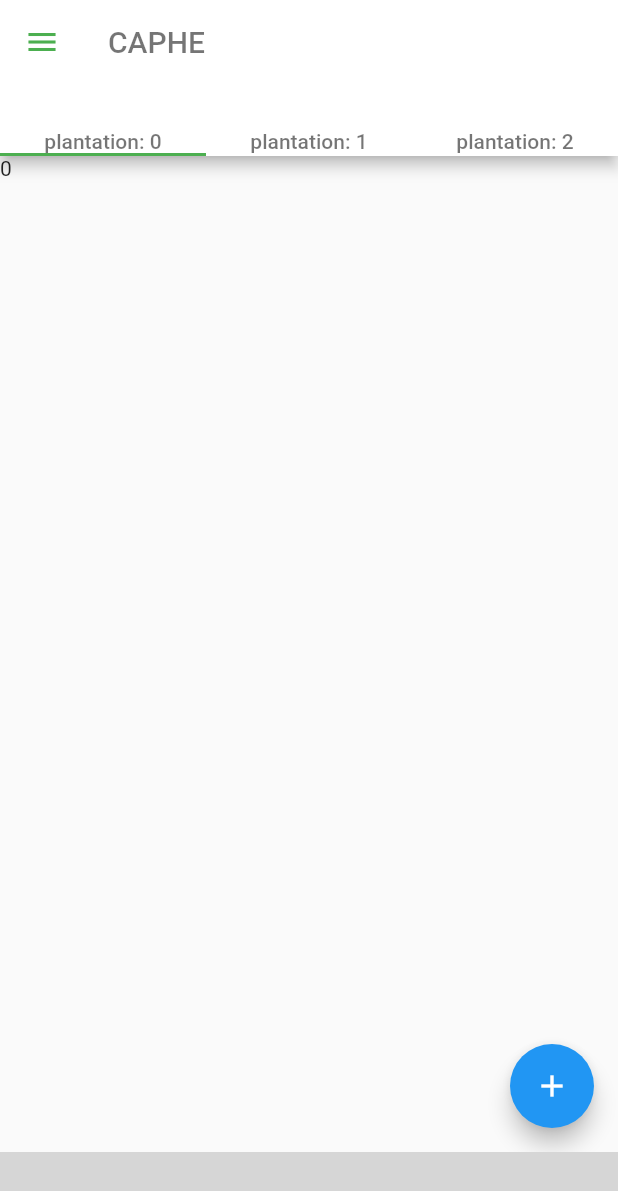
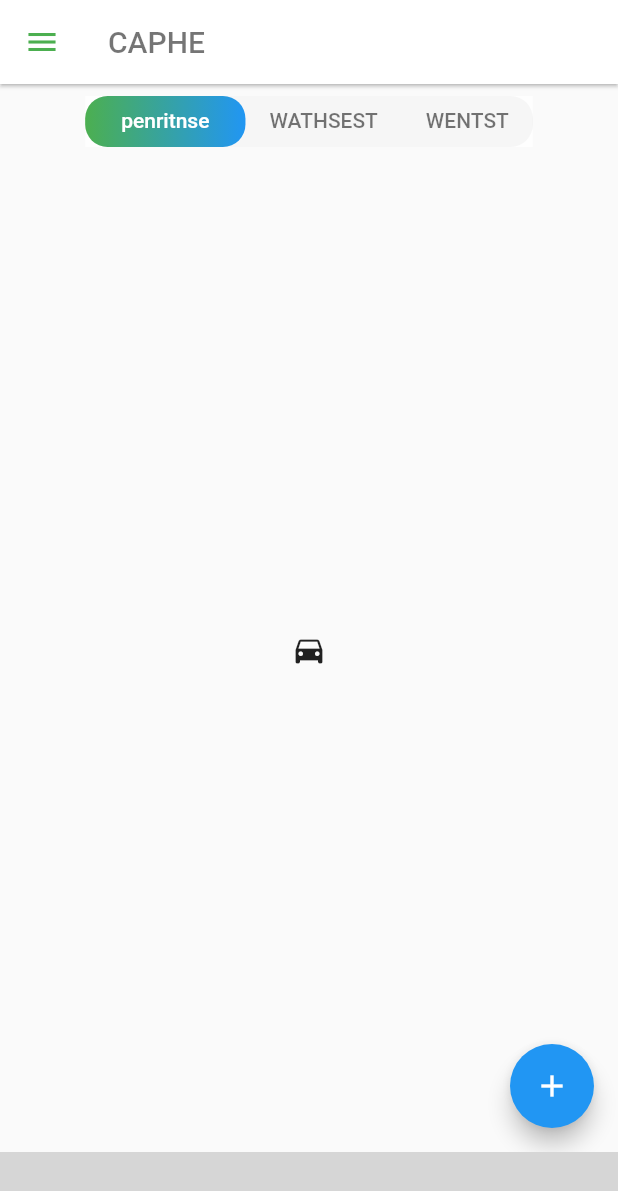
Before and after one commit to aldrinjao/caphe_0, a Flutter app: the screen it shows after launch, on a phone screen of 412 x 824 dp. Shown: the top 1191 px of the screen. Run offline on Flutter 3.47's test engine with Material 2 defaults, Android fonts, the phone set to English and light mode, and no system bars; our stand-ins replace charts_flutter; missing offline and left inert: circular_bottom_navigation; grey boxes are pictures that could not be loaded.

Commit message:
Modified indicator

```diff
--- a/lib/screens/home.dart
+++ b/lib/screens/home.dart
@@ -12,7 +12,8 @@ class HomeScreen extends StatefulWidget {
 class _HomeScreenState extends State<HomeScreen> {
   //this is for the bottom navigation
   int selectedPos = 0;
-
+  List<Color> _tabColors = [Colors.green[400], Colors.blue[400], Colors. purple[400], Colors.red[400]];
+  Color _tabColor;
   double bottomNavBarHeight = 60;
 
   List<TabItem> tabItems = List.of([
@@ -28,13 +29,14 @@ class _HomeScreenState extends State<HomeScreen> {
   void initState() {
     super.initState();
     _navigationController = new CircularBottomNavigationController(selectedPos);
+    _tabColor = _tabColors[0];
   }
 
   @override
   Widget build(BuildContext context) {
-    return DefaultTabController(
-      length: 3,
-      child: Scaffold(
+
+
+    return Scaffold(
         drawer: DrawerContainer(),
         appBar: AppBar(
           title: Text(
@@ -43,23 +45,46 @@ class _HomeScreenState extends State<HomeScreen> {
           ),
           iconTheme: IconThemeData(color: Colors.green),
           backgroundColor: Colors.white,
-          bottom: TabBar(
-            tabs: List.generate(3, (index) {
-              return new Text("plantation: $index",
-                  style: TextStyle(color: Colors.black54));
-            }),
+          elevation: 1,
+
+        ),
+        body: new DefaultTabController(
+          length: 3,
+          child: new Column(
+            children: <Widget>[
+              Padding(padding: EdgeInsets.all(4),),
+              new Container(
+                decoration: ShapeDecoration(shape: RoundedRectangleBorder(borderRadius: BorderRadius.circular(15.0)), color: Colors.grey[300]),
+                constraints: BoxConstraints(maxHeight: 150.0),
+                child: new Material(
+                  color: Colors.white70,
+                  child: new TabBar(
+                    unselectedLabelColor: Colors.black54,
+                    isScrollable: true,
+                    indicator: ShapeDecoration(shape: RoundedRectangleBorder(borderRadius: BorderRadius.circular(15.0)), gradient: LinearGradient(colors: [Colors.green, Colors.blue])),
+                    tabs: [
+                      Padding(
+                        padding: const EdgeInsets.all(8.0),
+                        child: Text("penritnse"),
+                      ),
+                      Text("WATHSEST"),
+                      Text("WENTST")
+
+                    ],
+                  ),
+                ),
+              ),
+              new Expanded(
+                child: new TabBarView(
+                  children: [
+                    new Icon(Icons.directions_car),
+                    new Icon(Icons.directions_transit),
+                    CircleTracker(),
+                  ],
+                ),
+              ),
+            ],
           ),
-        ),
-        body: TabBarView(
-          children: [
-            Text(selectedPos.toString()),
-            Container(
-                width: double.infinity,
-                height: double.infinity,
-                color: Colors.blue)
-            ,
-            CircleTracker(),
-          ],
         ),
         bottomNavigationBar: bottomNav(),
 //        TabBarView(
@@ -74,48 +99,6 @@ class _HomeScreenState extends State<HomeScreen> {
           backgroundColor: Colors.blue,
           child: Icon(Icons.add),
         ),
-      ),
-    );
-  }
-
-  Widget bodyContainer() {
-    Color selectedColor = tabItems[selectedPos].color;
-    String slogan;
-    switch (selectedPos) {
-      case 0:
-        slogan = "Home Show Gauge Chart";
-        break;
-      case 1:
-        slogan = "Show calendar";
-        break;
-      case 2:
-        slogan = "Show about";
-        break;
-      case 3:
-        slogan = "Show timeline";
-        break;
-    }
-
-    return GestureDetector(
-      child: Container(
-        width: double.infinity,
-        height: double.infinity,
-        color: selectedColor,
-        child: Center(
-          child: Text(
-            slogan,
-            style: TextStyle(
-                color: Colors.white, fontWeight: FontWeight.bold, fontSize: 20),
-          ),
-        ),
-      ),
-      onTap: () {
-        if (_navigationController.value == tabItems.length - 1) {
-          _navigationController.value = 0;
-        } else {
-          _navigationController.value++;
-        }
-      },
     );
   }
 
@@ -129,6 +112,7 @@ class _HomeScreenState extends State<HomeScreen> {
       selectedCallback: (int selectedPos) {
         setState(() {
           this.selectedPos = selectedPos;
+          _tabColor = _tabColors[selectedPos];
           print(_navigationController.value);
         });
       },
```
Also changed, not shown: lib/main.dart (+42 -0 lines).
